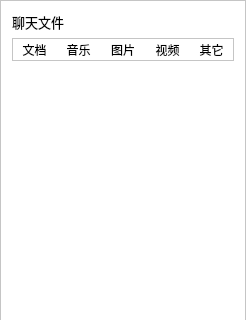
Before: the Qt Designer form JChat/FileManager.ui in jpush/jchat-windows, drawn with Qt 5; both pictures show x 0 to 246 and y 0 to 320 of the 246 by 626 pixel window.
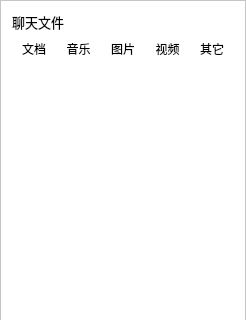
After: the same form once the commit is applied. Icons and pictures are not drawn.

Commit message: QFrame::NoFrame

What changed in the file:
```diff
--- a/JChat/FileManager.ui
+++ b/JChat/FileManager.ui
@@ -115,7 +115,7 @@
 }</string>
         </property>
         <property name="frameShape">
-         <enum>QFrame::StyledPanel</enum>
+         <enum>QFrame::NoFrame</enum>
         </property>
         <property name="frameShadow">
          <enum>QFrame::Raised</enum>
```
